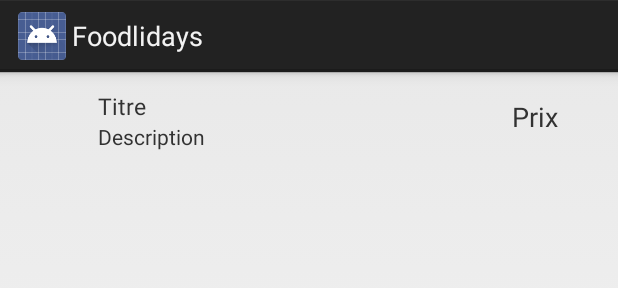
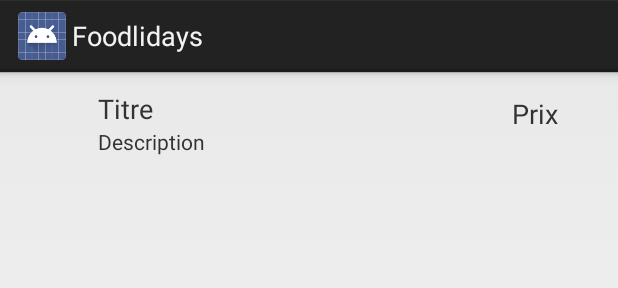
Before and after one commit to Tim-Tac/Foodlidays, an Android app: the layout detail_list.xml on its own in the app's theme, with its tools: preview values and no code run, on a phone screen of 412 x 824 dp. Shown: the top 288 px of the screen. Run offline under Robolectric (Android 15) with nearby library versions, the phone set to English and light mode, and no system bars.

```diff
--- a/app/src/main/res/layout/detail_list.xml
+++ b/app/src/main/res/layout/detail_list.xml
@@ -12,8 +12,10 @@
 
         <ImageView
             android:id="@+id/img"
-            android:layout_width="60dp"
-            android:layout_height="60dp"
+            android:layout_width="wrap_content"
+            android:layout_height="wrap_content"
+            android:maxHeight="60dp"
+            android:maxWidth="60dp"
             />
 
         <LinearLayout
@@ -22,13 +24,15 @@
             android:layout_height="wrap_content"
             android:layout_gravity="center_vertical"
             android:layout_marginLeft="65dp"
+            android:layout_marginRight="80dp"
             android:layout_marginTop="12dp"
             >
 
-            <TextView android:id="@+id/titre"
+            <TextView
+                android:id="@+id/titre"
                 android:layout_width="fill_parent"
                 android:layout_height="fill_parent"
-                android:textSize="15sp"
+                android:textSize="18sp"
                 android:text="Titre"
                 />
 
```
Also changed, not shown: app/build.gradle (+1 -10 lines), app/src/main/java/com/innervision/timtac/foodlidays/Articles.java (added, +12 -0 lines), app/src/main/java/com/innervision/timtac/foodlidays/FoodCard.java (+67 -15 lines), 1 other file.
